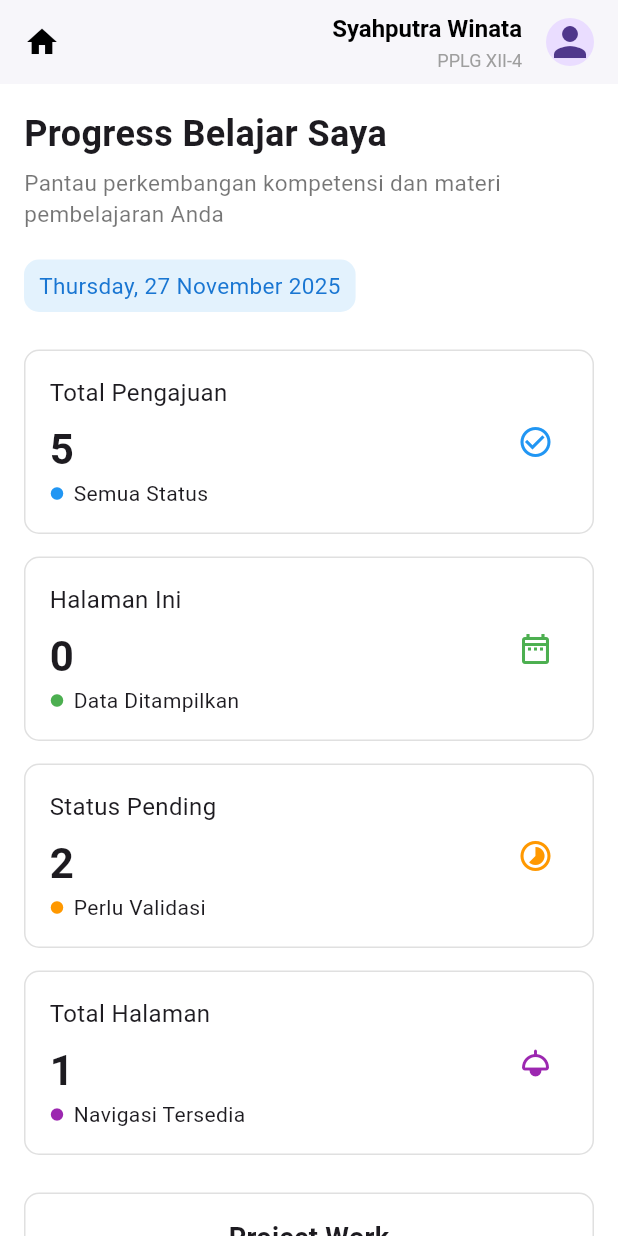
After one commit to syahputrawinata/JurnalKu_Flutter_App, a Flutter app: the screen it shows after launch, after a tap on "Go to Progress Belajar page", on a phone screen of 412 x 824 dp. The commit adds this screen. Run offline on Flutter 3.47's test engine with Material 3 defaults, Android fonts, the light colour scheme and no system bars.

Commit message:
Feat: Menambah Halaman Progress Belajar

```diff
--- a/lib/catatansikap_page.dart
+++ b/lib/catatansikap_page.dart
@@ -1,4 +1,5 @@
 import 'package:flutter/material.dart';
+import 'package:jurnalku_app/landing_page.dart';
 
 class CatatanSikapPage extends StatelessWidget {
   Widget _rowData(String title, String value) {
@@ -26,10 +27,53 @@ class CatatanSikapPage extends StatelessWidget {
     return Scaffold(
       backgroundColor: Colors.white,
       appBar: AppBar(
-        title: Text('Catatan Sikap Page'),
         backgroundColor: Colors.white,
-        // elevation: 0,
-        // foregroundColor: Colors.black,
+        elevation: 1,
+        leading: IconButton(
+          icon: const Icon(Icons.home, color: Colors.black),
+          onPressed: () {
+            Navigator.push(
+              context,
+              MaterialPageRoute(
+                builder: (context) => const LandingPage(),
+              ),
+            );
+          },
+        ),
+        title: Row(
+          mainAxisAlignment: MainAxisAlignment.end,
+          children: [
+            Column(
+              crossAxisAlignment: CrossAxisAlignment.end,
+              children: const [
+                Text(
+                  'Syahputra Winata',
+                  style: TextStyle(
+                    color: Colors.black,
+                    fontWeight: FontWeight.bold,
+                    fontSize: 16,
+                  ),
+                ),
+                SizedBox(height: 4),
+                Text(
+                  'PPLG XII-4',
+                  style: TextStyle(
+                    color: Colors.grey,
+                    fontSize: 12,
+                  ),
+                ),
+              ],
+            )
+          ],
+        ),        actions: [
+          Padding(
+            padding: const EdgeInsets.only(right: 16),
+            child: CircleAvatar(
+              child: const Icon(Icons.person, size: 32),
+              radius: 16,
+            ),
+          ),
+        ],
       ),
 
       body: SingleChildScrollView(
--- a/lib/landing_page.dart
+++ b/lib/landing_page.dart
@@ -3,6 +3,7 @@ import 'package:jurnalku_app/catatansikap_page.dart';
 import 'package:jurnalku_app/dashboard_page.dart';
 import 'package:jurnalku_app/panduan_page.dart';
 import 'package:jurnalku_app/permintaansaksi_page.dart';
+import 'package:jurnalku_app/progressbelajar_page.dart';
 
 class LandingPage extends StatefulWidget {
   const LandingPage({super.key});
@@ -68,6 +69,18 @@ class _LandingPageState extends State<LandingPage> {
             },
             child: Text('Go to Dashboard page'),
           ),
+          SizedBox(height: 10,),
+          ElevatedButton(
+            onPressed: () {
+              Navigator.push(
+                context,
+                  MaterialPageRoute(
+                    builder: (context) => ProgressBelajar(),
+                ),
+              );
+            },
+            child: Text('Go to Progress Belajar page'),
+          ),
         ],
       ),
     );
--- /dev/null
+++ b/lib/progressbelajar_page.dart
@@ -0,0 +1,445 @@
+import 'package:flutter/material.dart';
+import 'package:intl/intl.dart';
+import 'package:jurnalku_app/landing_page.dart';
+
+class ProgressBelajar extends StatelessWidget {
+  String _getCurrentDate() {
+    final now = DateTime.now();
+    return DateFormat('EEEE, d MMMM yyyy').format(now);
+  }
+
+  const ProgressBelajar({super.key});
+
+  @override
+  Widget build(BuildContext context) {
+    return Scaffold(
+      backgroundColor: Colors.white,
+      appBar: AppBar(
+        backgroundColor: Colors.white,
+        elevation: 1,
+        leading: IconButton(
+          icon: const Icon(Icons.home, color: Colors.black),
+          onPressed: () {
+            Navigator.push(
+              context,
+              MaterialPageRoute(
+                builder: (context) => const LandingPage(),
+              ),
+            );
+          },
+        ),
+        title: Row(
+          mainAxisAlignment: MainAxisAlignment.end,
+          children: [
+            Column(
+              crossAxisAlignment: CrossAxisAlignment.end,
+              children: const [
+                Text(
+                  'Syahputra Winata',
+                  style: TextStyle(
+                    color: Colors.black,
+                    fontWeight: FontWeight.bold,
+                    fontSize: 16,
+                  ),
+                ),
+                SizedBox(height: 4),
+                Text(
+                  'PPLG XII-4',
+                  style: TextStyle(
+                    color: Colors.grey,
+                    fontSize: 12,
+                  ),
+                ),
+              ],
+            )
+          ],
+        ),        actions: [
+          Padding(
+            padding: const EdgeInsets.only(right: 16),
+            child: CircleAvatar(
+              child: const Icon(Icons.person, size: 32),
+              radius: 16,
+            ),
+          ),
+        ],
+      ),
+
+      body: SingleChildScrollView(
+        padding: EdgeInsets.all(16.0),
+        child: Column(
+          crossAxisAlignment: CrossAxisAlignment.start,
+          children: [
+            Text(
+              'Progress Belajar Saya',
+              style: TextStyle(fontSize: 24, fontWeight: FontWeight.bold),
+            ),
+            SizedBox(height: 5),
+            Text(
+              'Pantau perkembangan kompetensi dan materi pembelajaran Anda',
+              style: TextStyle(fontSize: 15, color: Colors.black54),
+            ),
+            SizedBox(height: 20),
+
+            Container(
+              padding: EdgeInsets.all(5),
+              decoration: BoxDecoration(
+                color: Colors.blue[50],
+                borderRadius: BorderRadius.circular(10),
+              ),
+              child: Padding(
+                padding: EdgeInsets.symmetric(horizontal: 5, vertical: 2),
+                child: Text(
+                  _getCurrentDate(),
+                  style: TextStyle(
+                    fontSize: 15,
+                    color: Colors.blue[700],
+                    // fontWeight: FontWeight.w600,
+                  ),
+                ),
+              ),
+            ),
+            SizedBox(height: 25),
+
+            Container(
+              width: double.infinity,
+              padding: EdgeInsets.all(16),
+              decoration: BoxDecoration(
+                borderRadius: BorderRadius.circular(10),
+                border: Border.all(color: Colors.grey.shade300),
+              ),
+              child: Row(
+                mainAxisAlignment: MainAxisAlignment.spaceBetween,
+                children: [
+                  Column(
+                    crossAxisAlignment: CrossAxisAlignment.start,
+                    children: [
+                      Text('Total Pengajuan', style: TextStyle(fontSize: 16)),
+                      SizedBox(height: 6),
+                      Text('5', style: TextStyle(fontSize: 28, fontWeight: FontWeight.bold)),
+                      Row(
+                        children: [
+                          Icon(Icons.circle, size: 10, color: Colors.blue),
+                          SizedBox(width: 6),
+                          Text("Semua Status", style: TextStyle(fontSize: 14)),
+                        ],
+                      ),
+                    ],
+                  ),
+                  Container(
+                    decoration: BoxDecoration(
+                      color: Colors.white,
+                      shape: BoxShape.circle,
+                    ),
+                    padding: EdgeInsets.all(10),
+                    child: Icon(Icons.check_circle_outline, color: Colors.blue),
+                  ),
+                ],
+              ),
+            ),
+            SizedBox(height: 15),
+            Container(
+              width: double.infinity,
+              padding: EdgeInsets.all(16),
+              decoration: BoxDecoration(
+                borderRadius: BorderRadius.circular(10),
+                border: Border.all(color: Colors.grey.shade300),
+              ),
+              child: Row(
+                mainAxisAlignment: MainAxisAlignment.spaceBetween,
+                children: [
+                  Column(
+                    crossAxisAlignment: CrossAxisAlignment.start,
+                    children: [
+                      Text('Halaman Ini', style: TextStyle(fontSize: 16)),
+                      SizedBox(height: 6),
+                      Text('0', style: TextStyle(fontSize: 28, fontWeight: FontWeight.bold)),
+                      Row(
+                        children: [
+                          Icon(Icons.circle, size: 10, color: Colors.green),
+                          SizedBox(width: 6),
+                          Text("Data Ditampilkan", style: TextStyle(fontSize: 14)),
+                        ],
+                      ),
+                    ],
+                  ),
+                  Container(
+                    decoration: BoxDecoration(
+                      color: Colors.white,
+                      shape: BoxShape.circle,
+                    ),
+                    padding: EdgeInsets.all(10),
+                    child: Icon(Icons.date_range_outlined, color: Colors.green),
+                  ),
+                ],
+              ),
+            ),
+            SizedBox(height: 15),
+
+
+            Container(
+              width: double.infinity,
+              padding: EdgeInsets.all(16),
+              decoration: BoxDecoration(
+                borderRadius: BorderRadius.circular(10),
+                border: Border.all(color: Colors.grey.shade300),
+              ),
+              child: Row(
+                mainAxisAlignment: MainAxisAlignment.spaceBetween,
+                children: [
+                  Column(
+                    crossAxisAlignment: CrossAxisAlignment.start,
+                    children:[
+                      Text('Status Pending', style: TextStyle(fontSize: 16)),
+                      SizedBox(height: 6),
+                      Text('2', style: TextStyle(fontSize: 28, fontWeight: FontWeight.bold)),
+                      Row(
+                        children: [
+                          Icon(Icons.circle, size: 10, color: Colors.orange),
+                          SizedBox(width: 6),
+                          Text("Perlu Validasi", style: TextStyle(fontSize: 14)),
+                        ],
+                      ),
+                    ],
+                  ),
+                  Container(
+                    decoration: BoxDecoration(
+                      color: Colors.white,
+                      shape: BoxShape.circle,
+                    ),
+                    padding: EdgeInsets.all(10),
+                    child: Icon(Icons.timelapse_outlined, color: Colors.orange),
+                  ),
+                ],
+              ),
+            ),
+            SizedBox(height: 15),
+
+
+            Container(
+              width: double.infinity,
+              padding: EdgeInsets.all(16),
+              decoration: BoxDecoration(
+                borderRadius: BorderRadius.circular(10),
+                border: Border.all(color: Colors.grey.shade300),
+              ),
+              child: Row(
+                mainAxisAlignment: MainAxisAlignment.spaceBetween,
+                children: [
+                  Column(
+                    crossAxisAlignment: CrossAxisAlignment.start,
+                    children:[
+                      Text('Total Halaman', style: TextStyle(fontSize: 16)),
+                      SizedBox(height: 6),
+                      Text('1', style: TextStyle(fontSize: 28, fontWeight: FontWeight.bold)),
+                      Row(
+                        children: [
+                          Icon(Icons.circle, size: 10, color: Colors.purple),
+                          SizedBox(width: 6),
+                          Text("Navigasi Tersedia", style: TextStyle(fontSize: 14)),
+                        ],
+                      ),
+                    ],
+                  ),
+                  Container(
+                    decoration: BoxDecoration(
+                      color: Colors.white,
+                      shape: BoxShape.circle,
+                    ),
+                    padding: EdgeInsets.all(10),
+                    child: Icon(Icons.light_rounded, color: Colors.purple),
+                  ),
+                ],
+              ),
+            ),
+            SizedBox(height: 25),
+
+            Container(
+              width: double.infinity,
+              padding: EdgeInsets.all(16),
+              decoration: BoxDecoration(
+                borderRadius: BorderRadius.circular(10),
+                border: Border.all(color: Colors.grey.shade300),
+              ),
+              child: Column(
+                children: [
+                  Text("Project Work", style: TextStyle(fontSize: 18, fontWeight: FontWeight.bold),),
+                  SizedBox(height: 5),
+                  Text(
+                    'Pantau perkembangan kompetensi dan materi pembelajaran Anda',
+                    style: TextStyle(fontSize: 15, color: Colors.black54),
+                  ),
+                  Card(
+                    child: ExpansionTile(
+                      title: Text('Mengelola Keuangan'),
+                      subtitle: Text("Budi Santoso"),
+                      childrenPadding: EdgeInsets.all(16),
+                      children: [
+                        tampilData('Kompetensi', 'Mengelola Keuangan'),
+                        tampilData('Guru', 'Budi Santoso'),
+                        tampilData('Tanggal', '10 November 2025'),
+                        tampilData('Status', 'Pending'),
+                        tampilData('Catatan Guru', 'Perlu revisi pada bagian laporan keuangan.'),
+                        tampilData('Catatan Siswa', 'Saya akan segera memperbaiki laporan tersebut.'),
+                      ],
+                    ),
+                  ),
+                  SizedBox(height: 10),
+                ],
+              ),
+            ),
+            SizedBox(height: 25,),
+            Container(
+              width: double.infinity,
+              padding: EdgeInsets.all(16),
+              decoration: BoxDecoration(
+                borderRadius: BorderRadius.circular(10),
+                border: Border.all(color: Colors.grey.shade300),
+              ),
+              child: Column(
+                children: [
+                  Text("Mobile Apps", style: TextStyle(fontSize: 18, fontWeight: FontWeight.bold),),
+                  SizedBox(height: 5),
+                  Text(
+                    'Kompetensi dan materi pembelajaran',
+                    style: TextStyle(fontSize: 15, color: Colors.black54),
+                  ),
+                  Card(
+                    child: ExpansionTile(
+                      title: Text('Mengelola Keuangan'),
+                      subtitle: Text("Budi Santoso"),
+                      childrenPadding: EdgeInsets.all(16),
+                      children: [
+                        tampilData('Kompetensi', 'Mengelola Keuangan'),
+                        tampilData('Guru', 'Budi Santoso'),
+                        tampilData('Tanggal', '10 November 2025'),
+                        tampilData('Status', 'Pending'),
+                        tampilData('Catatan Guru', 'Perlu revisi pada bagian laporan keuangan.'),
+                        tampilData('Catatan Siswa', 'Saya akan segera memperbaiki laporan tersebut.'),
+                      ],
+                    ),
+                  ),
+                  SizedBox(height: 10),
+                ],
+              ),
+            ),
+            SizedBox(height: 25,),
+            Container(
+              width: double.infinity,
+              padding: EdgeInsets.all(16),
+              decoration: BoxDecoration(
+                borderRadius: BorderRadius.circular(10),
+                border: Border.all(color: Colors.grey.shade300),
+              ),
+              child: Column(
+                children: [
+                  Text("UKK (Uji Kompetensi Keahlian)", style: TextStyle(fontSize: 18, fontWeight: FontWeight.bold),),
+                  SizedBox(height: 5),
+                  Text(
+                    'Kompetensi dan materi pembelajaran',
+                    style: TextStyle(fontSize: 15, color: Colors.black54),
+                  ),
+                  Card(
+                    child: ExpansionTile(
+                      title: Text('Mengelola Keuangan'),
+                      subtitle: Text("Budi Santoso"),
+                      childrenPadding: EdgeInsets.all(16),
+                      children: [
+                        tampilData('Kompetensi', 'Mengelola Keuangan'),
+                        tampilData('Guru', 'Budi Santoso'),
+                        tampilData('Tanggal', '10 November 2025'),
+                        tampilData('Status', 'Pending'),
+                        tampilData('Catatan Guru', 'Perlu revisi pada bagian laporan keuangan.'),
+                        tampilData('Catatan Siswa', 'Saya akan segera memperbaiki laporan tersebut.'),
+                      ],
+                    ),
+                  ),
+                  SizedBox(height: 10),
+                ],
+              ),
+            ),
+            SizedBox(height: 25,),
+            Container(
+              width: double.infinity,
+              padding: EdgeInsets.all(16),
+              decoration: BoxDecoration(
+                borderRadius: BorderRadius.circular(10),
+                border: Border.all(color: Colors.grey.shade300),
+              ),
+              child: Column(
+                children: [
+                  Text("GIM", style: TextStyle(fontSize: 18, fontWeight: FontWeight.bold),),
+                  SizedBox(height: 5),
+                  Text(
+                    'Kompetensi dan materi pembelajaran',
+                    style: TextStyle(fontSize: 15, color: Colors.black54),
+                  ),
+                  Card(
+                    child: ExpansionTile(
+                      title: Text('Mengelola Keuangan'),
+                      subtitle: Text("Budi Santoso"),
+                      childrenPadding: EdgeInsets.all(16),
+                      children: [
+                        tampilData('Kompetensi', 'Mengelola Keuangan'),
+                        tampilData('Guru', 'Budi Santoso'),
+                        tampilData('Tanggal', '10 November 2025'),
+                        tampilData('Status', 'Pending'),
+                        tampilData('Catatan Guru', 'Perlu revisi pada bagian laporan keuangan.'),
+                        tampilData('Catatan Siswa', 'Saya akan segera memperbaiki laporan tersebut.'),
+                      ],
+                    ),
+                  ),
+                  SizedBox(height: 10),
+                ],
+              ),
+            ),
+            SizedBox(height: 25,),
+            Container(
+              width: double.infinity,
+              padding: EdgeInsets.all(16),
+              decoration: BoxDecoration(
+                borderRadius: BorderRadius.circular(10),
+                border: Border.all(color: Colors.grey.shade300),
+              ),
+              child: Column(
+                children: [
+                  Text("Lainnya", style: TextStyle(fontSize: 18, fontWeight: FontWeight.bold),),
+                  SizedBox(height: 5),
+                  Text(
+                    'Kompetensi dan materi tambahan',
+                    style: TextStyle(fontSize: 15, color: Colors.black54),
+                  ),
+                  Card(
+                    child: ExpansionTile(
+                      title: Text('Mengelola Keuangan'),
+                      subtitle: Text("Budi Santoso"),
+                      childrenPadding: EdgeInsets.all(16),
+                      children: [
+                        tampilData('Kompetensi', 'IDS dan SDLC kejar.id'),
+                        tampilData('Tanggal', _getCurrentDate()),
+                        tampilData('Catatan', '-'),
+                      ],
+                    ),
+                  ),
+                  SizedBox(height: 10),
+                ],
+              ),
+            ),
+            SizedBox(height: 25,),
+          ],
+        ),
+      ),
+    );
+  }
+}
+
+Widget tampilData(String labelData, String value) {
+  return Padding(
+    padding: EdgeInsets.all(10),
+    child: Row(
+      children: [
+        SizedBox(width: 100, child: Text(labelData),),
+        Expanded(child: Text(value),),
+      ],
+    ),
+  );
+}
--- a/pubspec.yaml
+++ b/pubspec.yaml
@@ -35,6 +35,7 @@ dependencies:
   # The following adds the Cupertino Icons font to your application.
   # Use with the CupertinoIcons class for iOS style icons.
   cupertino_icons: ^1.0.2
+  intl: ^0.19.0
 
 dev_dependencies:
   flutter_test:
```
Also changed, not shown: pubspec.lock.
